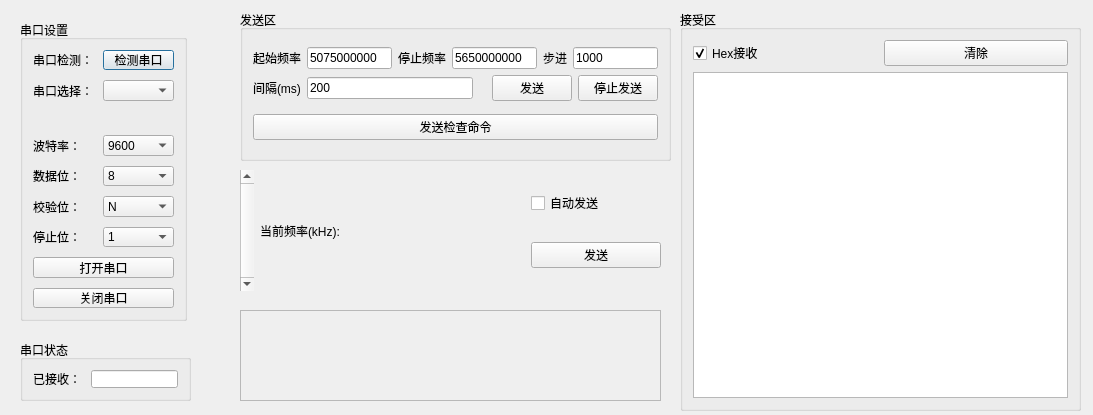
Above: QMS_ui_form.ui from godnative/Qt5Matserial before the change. Below: the same form after it.
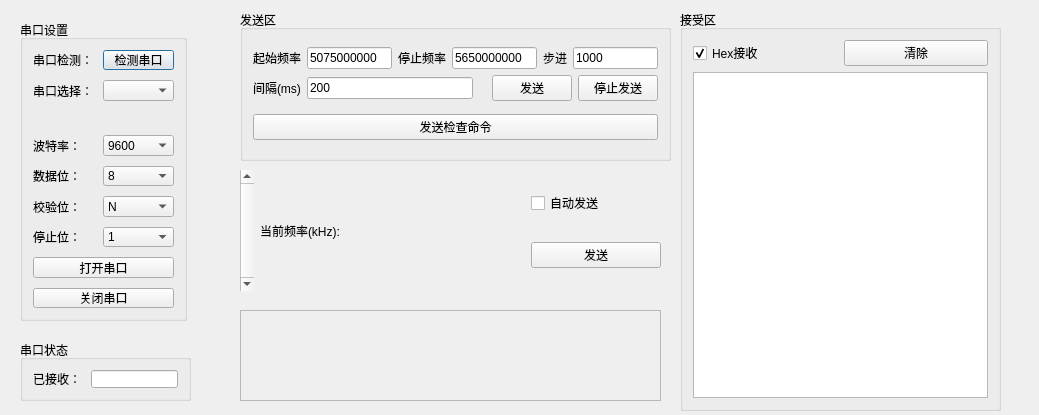
That is the form after the change.

Patch:
```diff
--- a/QMS_ui_form.ui
+++ b/QMS_ui_form.ui
@@ -6,7 +6,7 @@
    <rect>
     <x>0</x>
     <y>0</y>
-    <width>1093</width>
+    <width>1039</width>
     <height>415</height>
    </rect>
   </property>
@@ -245,7 +245,7 @@
     <rect>
      <x>680</x>
      <y>10</y>
-     <width>401</width>
+     <width>321</width>
      <height>401</height>
     </rect>
    </property>
```
